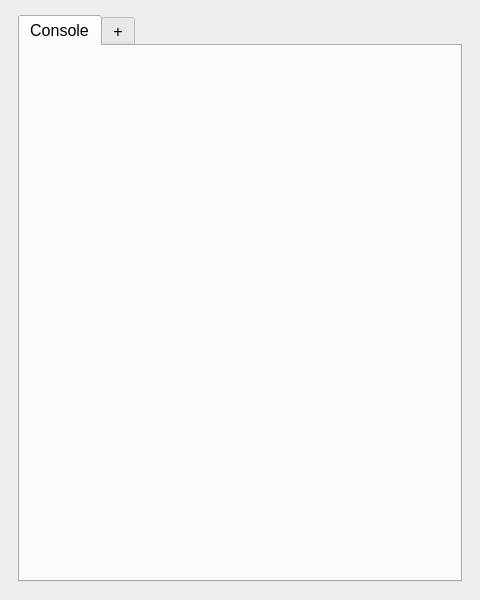
Qt form src/mainwindow.ui (Ernest314/WoW-Console-Runner) before a commit.
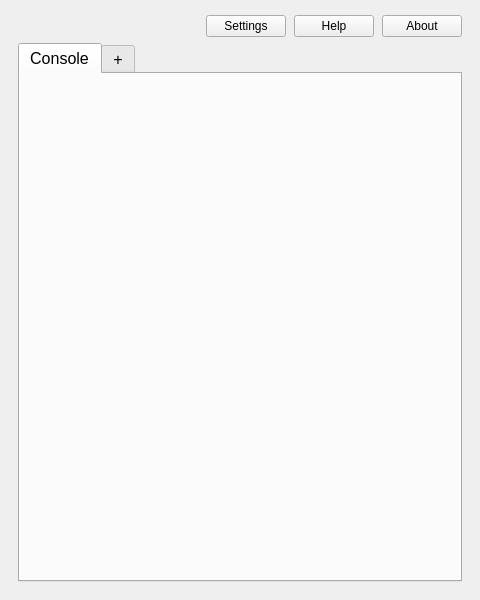
The same form after that commit. Icons and pictures are not drawn.

Commit message:
Added buttons for MainWindow child screens
And tweaked the layout a bit more. This sets the entry points for #52, #53, and #54.

Patch:
```diff
--- a/src/mainwindow.ui
+++ b/src/mainwindow.ui
@@ -18,7 +18,7 @@
     <normaloff>:/icon.png</normaloff>:/icon.png</iconset>
   </property>
   <widget class="QWidget" name="widget_main">
-   <layout class="QHBoxLayout" name="layout_main">
+   <layout class="QVBoxLayout" name="layout_main">
     <property name="leftMargin">
      <number>18</number>
     </property>
@@ -31,6 +31,47 @@
     <property name="bottomMargin">
      <number>18</number>
     </property>
+    <item>
+     <layout class="QHBoxLayout" name="layout_buttons">
+      <property name="spacing">
+       <number>8</number>
+      </property>
+      <item>
+       <spacer name="spacer_buttons_L">
+        <property name="orientation">
+         <enum>Qt::Horizontal</enum>
+        </property>
+        <property name="sizeHint" stdset="0">
+         <size>
+          <width>40</width>
+          <height>20</height>
+         </size>
+        </property>
+       </spacer>
+      </item>
+      <item>
+       <widget class="QPushButton" name="button_settings">
+        <property name="text">
+         <string>Settings</string>
+        </property>
+       </widget>
+      </item>
+      <item>
+       <widget class="QPushButton" name="button_help">
+        <property name="text">
+         <string>Help</string>
+        </property>
+       </widget>
+      </item>
+      <item>
+       <widget class="QPushButton" name="button_about">
+        <property name="text">
+         <string>About</string>
+        </property>
+       </widget>
+      </item>
+     </layout>
+    </item>
     <item>
      <widget class="QTabWidget" name="tabWidget">
       <property name="font">
```
